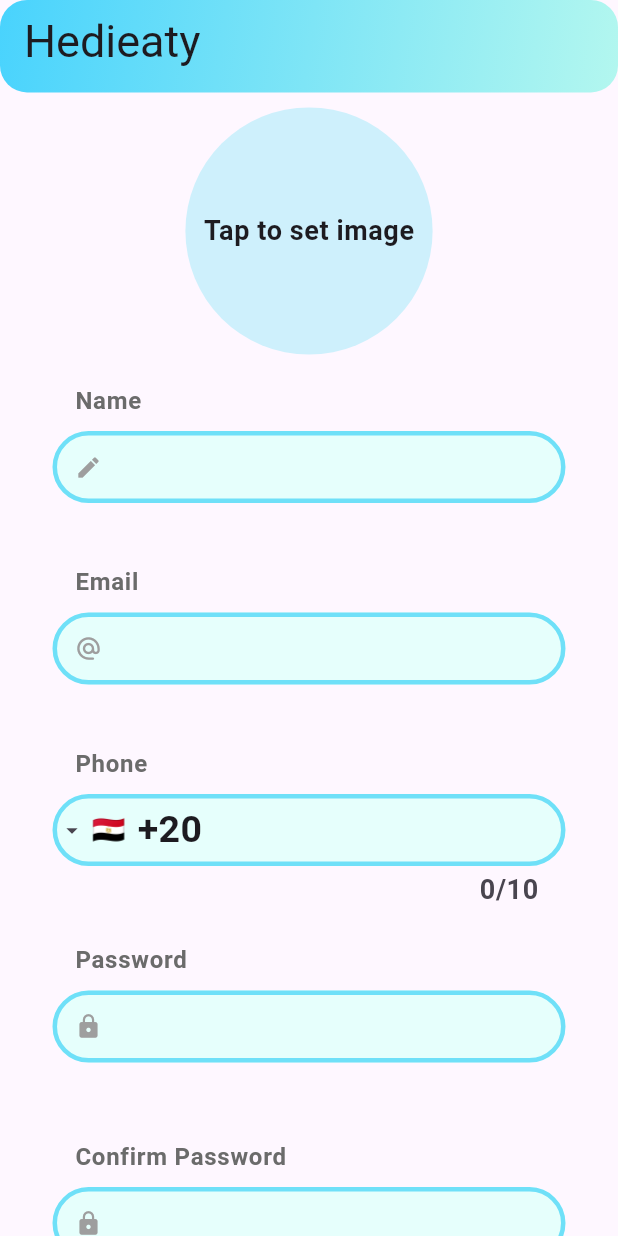
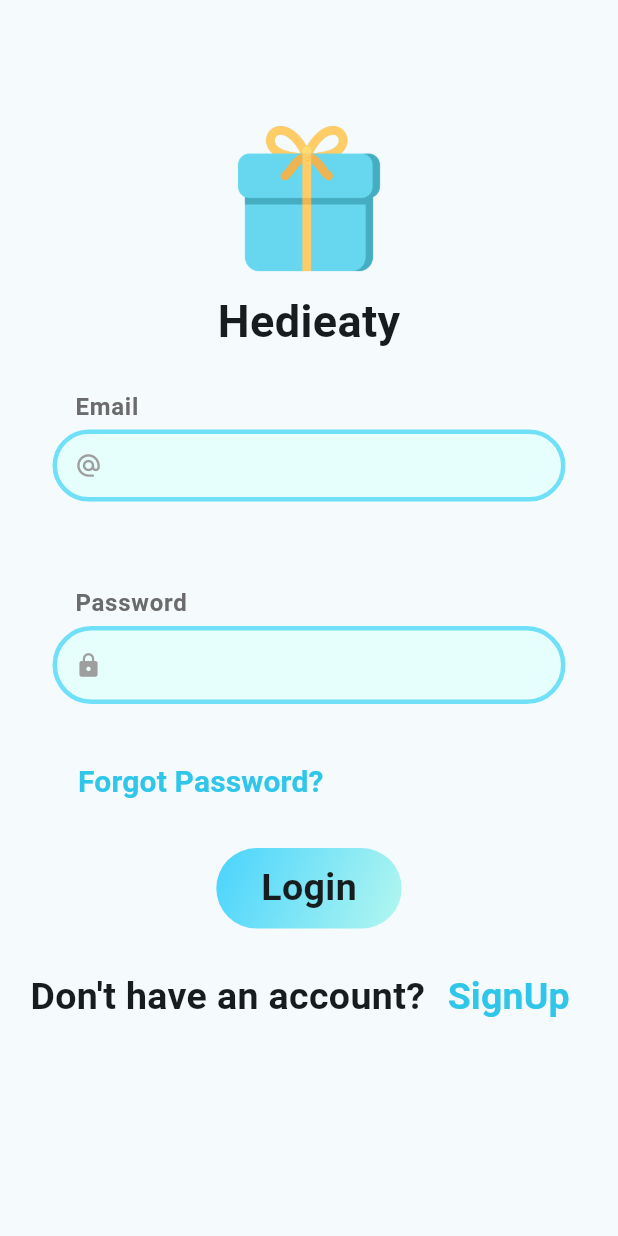
Before and after one commit to SG2505/Hedieaty-Mobile-Project, a Flutter app: the screen it shows after launch, on a phone screen of 412 x 824 dp. Run offline on Flutter 3.47's test engine with Material 3 defaults, Android fonts, the phone set to English and light mode, and no system bars; drawn by our look-alikes of intl_phone_field; our stand-ins replace cloud_firestore, firebase_auth, firebase_core, flutter_screenutil, flutter_snake_navigationbar, go_router and 1 more; accounts and stored records are empty; Roboto replaces fonts that are missing (League Spartan, LeckerliOne).

Commit message:
finished handling login, fixed some bugs in router, improved ui

```diff
--- a/lib/Config/router.dart
+++ b/lib/Config/router.dart
@@ -6,6 +6,8 @@ import 'package:hedieaty/View/FriendGiftList/FriendGiftList.dart';
 import 'package:hedieaty/View/FriendPage/FriendEvents.dart';
 import 'package:hedieaty/View/GiftDetails/GiftDetailsScreen.dart';
 import 'package:hedieaty/View/GiftList/GiftListScreen.dart';
+import 'package:hedieaty/View/HomeScreen/HomeScreen.dart';
+import 'package:hedieaty/View/Login/LoginScreen.dart';
 import 'package:hedieaty/View/MyEvents/MyEventsScreen.dart';
 import 'package:hedieaty/View/MyPledgedGifts/MyPledgedGiftsScreen.dart';
 import 'package:hedieaty/View/Profile/MyProfileScreen.dart';
@@ -13,85 +15,99 @@ import 'package:hedieaty/View/SignUp/SignUpScreen.dart';
 
 class RouterClass {
   static final GoRouter router = GoRouter(
+    initialLocation: '/LoginScreen',
     routes: <RouteBase>[
-      // Home
+      // Login Screen Route (Root level)
+      GoRoute(
+        path: '/LoginScreen',
+        name: 'login',
+        builder: (BuildContext context, GoRouterState state) {
+          return const Loginscreen();
+        },
+      ),
+
+      // Home Screen Route (Root level)
       GoRoute(
         path: '/',
+        name: 'home',
+        builder: (BuildContext context, GoRouterState state) {
+          return const Homescreen();
+        },
+        routes: [
+          // Nested routes under Home
+          GoRoute(
+            path: 'MyEvents',
+            name: 'myEvents',
+            builder: (BuildContext context, GoRouterState state) {
+              return const MyEventsScreen();
+            },
+          ),
+          GoRoute(
+            path: 'EventDetails',
+            name: 'eventDetails',
+            builder: (BuildContext context, GoRouterState state) {
+              return const EventDetails();
+            },
+          ),
+          GoRoute(
+            path: 'GiftList',
+            name: 'giftList',
+            builder: (BuildContext context, GoRouterState state) {
+              return const Giftlistscreen();
+            },
+          ),
+          GoRoute(
+            path: 'GiftDetails',
+            name: 'giftDetails',
+            builder: (BuildContext context, GoRouterState state) {
+              return const GiftDetailsScreen();
+            },
+          ),
+          GoRoute(
+            path: 'EditInfo',
+            name: 'editInfo',
+            builder: (BuildContext context, GoRouterState state) {
+              return const EditInfoScreen();
+            },
+          ),
+          GoRoute(
+            path: 'MyProfile',
+            name: 'myProfile',
+            builder: (BuildContext context, GoRouterState state) {
+              return const MyProfileScreen();
+            },
+          ),
+          GoRoute(
+            path: 'MyPledgedGifts',
+            name: 'myPledgedGifts',
+            builder: (BuildContext context, GoRouterState state) {
+              return const MyPledgedGiftsScreen();
+            },
+          ),
+          GoRoute(
+            path: 'FriendGiftList',
+            name: 'friendGiftList',
+            builder: (BuildContext context, GoRouterState state) {
+              return const FriendGiftListScreen();
+            },
+          ),
+          GoRoute(
+            path: 'FriendEvents',
+            name: 'friendEvents',
+            builder: (BuildContext context, GoRouterState state) {
+              return const FriendEventsScreen();
+            },
+          ),
+        ],
+      ),
+
+      // Sign Up Route (Root level)
+      GoRoute(
+        path: '/SignUpScreen',
+        name: 'signup',
         builder: (BuildContext context, GoRouterState state) {
           return const SignUpScreen();
         },
-        routes: <RouteBase>[
-          GoRoute(
-            path: 'SignUpScreen',
-            builder: (BuildContext context, GoRouterState state) {
-              return const SignUpScreen();
-            },
-            routes: <RouteBase>[],
-          ),
-          GoRoute(
-            path: 'MyEvents',
-            builder: (BuildContext context, GoRouterState state) {
-              return const MyEventsScreen();
-            },
-            routes: <RouteBase>[],
-          ),
-          GoRoute(
-            path: 'EventDetails',
-            builder: (BuildContext context, GoRouterState state) {
-              return const EventDetails();
-            },
-            routes: <RouteBase>[],
-          ),
-          GoRoute(
-            path: 'GiftList',
-            builder: (BuildContext context, GoRouterState state) {
-              return const Giftlistscreen();
-            },
-            routes: <RouteBase>[],
-          ),
-          GoRoute(
-            path: 'GiftDetails',
-            builder: (BuildContext context, GoRouterState state) {
-              return const GiftDetailsScreen();
-            },
-            routes: [],
-          ),
-          GoRoute(
-            path: 'EditInfo',
-            builder: (BuildContext context, GoRouterState state) {
-              return const EditInfoScreen();
-            },
-            routes: [],
-          ),
-          GoRoute(
-            path: 'MyProfile',
-            builder: (BuildContext context, GoRouterState state) {
-              return const MyProfileScreen();
-            },
-            routes: [],
-          ),
-          GoRoute(
-            path: 'MyPledgedGifts',
-            builder: (BuildContext context, GoRouterState state) {
-              return const MyPledgedGiftsScreen();
-            },
-            routes: [],
-          ),
-          GoRoute(
-            path: 'FriendGiftList',
-            builder: (BuildContext context, GoRouterState state) {
-              return const FriendGiftListScreen();
-            },
-            routes: [],
-          ),
-          GoRoute(
-            path: 'FriendEvents',
-            builder: (BuildContext context, GoRouterState state) {
-              return const FriendEventsScreen();
-            },
-            routes: [],
-          ),
-        ],
       ),
     ],
   );
--- a/lib/Config/theme.dart
+++ b/lib/Config/theme.dart
@@ -6,6 +6,7 @@ class ThemeClass {
   static Color yellowThemeColor = Color.fromRGBO(244, 237, 193, 1);
 
   static ThemeData theme = ThemeData(
+    colorScheme: ColorScheme.fromSeed(seedColor: blueThemeColor),
     textTheme: TextTheme(
       headlineLarge: TextStyle(
         fontSize: 30,
@@ -41,7 +42,7 @@ class ThemeClass {
     return InputDecoration(
       prefixIcon: prefixIcon,
       suffix: suffixWidget,
-      contentPadding: EdgeInsets.symmetric(vertical: 0, horizontal: 14),
+      contentPadding: EdgeInsets.symmetric(vertical: 2, horizontal: 14),
       filled: true,
       fillColor: Color.fromRGBO(230, 255, 252, 1),
       isDense: true,
@@ -70,7 +71,7 @@ class ThemeClass {
 
   static InputDecorationTheme dropdownMenuDecoration() {
     return InputDecorationTheme(
-        contentPadding: EdgeInsets.symmetric(vertical: 05, horizontal: 14),
+        contentPadding: EdgeInsets.symmetric(vertical: 5, horizontal: 14),
         filled: true,
         fillColor: Color.fromRGBO(230, 255, 252, 1),
         enabledBorder: OutlineInputBorder(
--- a/lib/Controller/UserController.dart
+++ b/lib/Controller/UserController.dart
@@ -2,6 +2,7 @@ import 'package:firebase_auth/firebase_auth.dart';
 import 'package:hedieaty/Model/AppUser.dart';
 import 'package:hedieaty/Services/AuthService.dart';
 import 'package:hedieaty/Services/FirebaseUserService.dart';
+import 'package:hedieaty/main.dart';
 
 class UserController {
   static final Authservice _authservice = Authservice();
@@ -37,4 +38,20 @@ class UserController {
       return 'An unknown error occurred during sign-up.';
     }
   }
+
+  static Future<dynamic> handleLogin({
+    required String email,
+    required String password,
+  }) async {
+    var result = await _authservice.signIn(email: email, password: password);
+
+    if (result is User) {
+      var userData = await _firebaseUserService.fetchUser(result.uid);
+      currentUser = AppUser.fromJson(userData!);
+      return true;
+    } else {
+      // Failure: Return the error message
+      return result;
+    }
+  }
 }
--- a/lib/Services/AuthService.dart
+++ b/lib/Services/AuthService.dart
@@ -41,8 +41,10 @@ class Authservice {
         return 'This user is not registered.';
       } else if (e.code == 'wrong-password') {
         return 'The password is incorrect.';
+      } else if (e.code == "invalid-email") {
+        return "wrong email format";
       } else {
-        return 'An unknown error occurred. Please try again.';
+        return 'Unknown error occurred. Please try again.';
       }
     } catch (e) {
       return 'An unexpected error occurred: $e';
--- a/lib/View/HomeScreen/FriendTile.dart
+++ b/lib/View/HomeScreen/FriendTile.dart
@@ -18,7 +18,7 @@ class Friendtile extends StatelessWidget {
     return Padding(
       padding: const EdgeInsets.fromLTRB(15.0, 8, 15, 8),
       child: ListTile(
-        onTap: () => context.push('/FriendEvents'),
+        onTap: () => context.pushNamed('friendEvents'),
         shape: RoundedRectangleBorder(borderRadius: BorderRadius.circular(20)),
         tileColor: Color.fromRGBO(206, 240, 252, 1),
         leading: CircleAvatar(
--- a/lib/View/HomeScreen/HomeScreen.dart
+++ b/lib/View/HomeScreen/HomeScreen.dart
@@ -2,6 +2,7 @@ import 'package:flutter/material.dart';
 import 'package:hedieaty/View/Widgets/AppBar.dart';
 import 'package:hedieaty/View/HomeScreen/FriendTile.dart';
 import 'package:hedieaty/View/Widgets/CustomBottomNavigationBar.dart';
+import 'package:hedieaty/main.dart';
 
 class Homescreen extends StatefulWidget {
   const Homescreen({super.key});
@@ -45,6 +46,7 @@ class _HomescreenState extends State<Homescreen> {
             setState(() {
               currentIndex = index;
             });
+            currentIndex = 0;
           },
         ),
         body: SingleChildScrollView(
@@ -59,7 +61,7 @@ class _HomescreenState extends State<Homescreen> {
                 children: [
                   Text(
                     //replace with user name
-                    'Hello, Salah',
+                    'Hello, ${currentUser.name}',
                     style: TextStyle(
                       fontSize: 35,
                       fontFamily: 'League Spartan',
--- /dev/null
+++ b/lib/View/Login/LoginScreen.dart
@@ -0,0 +1,185 @@
+import 'package:flutter/material.dart';
+import 'package:flutter_screenutil/flutter_screenutil.dart';
+import 'package:go_router/go_router.dart';
+import 'package:hedieaty/Config/theme.dart';
+import 'package:hedieaty/Controller/UserController.dart';
+import 'package:hedieaty/View/Widgets/GradientButton.dart';
+import 'package:hedieaty/View/Widgets/TextFieldLabel.dart';
+import 'package:toastification/toastification.dart';
+
+class Loginscreen extends StatefulWidget {
+  const Loginscreen({super.key});
+
+  @override
+  State<Loginscreen> createState() => _LoginscreenState();
+}
+
+class _LoginscreenState extends State<Loginscreen> {
+  TextEditingController emailController = TextEditingController();
+  TextEditingController passwordController = TextEditingController();
+  bool isPasswordHidden = true;
+
+  final loginFormKey = GlobalKey<FormState>();
+  static const sizedBox = SizedBox(
+    height: 20,
+  );
+
+  @override
+  Widget build(BuildContext context) {
+    return Scaffold(
+      body: SingleChildScrollView(
+        child: Form(
+          key: loginFormKey,
+          child: Column(
+            crossAxisAlignment: CrossAxisAlignment.center,
+            mainAxisAlignment: MainAxisAlignment.center,
+            children: [
+              SizedBox(
+                height: 0.1.sh,
+              ),
+              Image.asset(
+                "assets/icons/LoginScreenIcons/gift.png",
+                width: 100,
+                height: 100,
+              ),
+              const SizedBox(
+                height: 10,
+              ),
+              Text(
+                "Hedieaty",
+                style: ThemeClass.theme.textTheme.headlineLarge,
+              ),
+              sizedBox,
+              TextFieldLable(text: "Email"),
+              SizedBox(
+                width: 0.83.sw,
+                height: 80,
+                child: TextFormField(
+                  style: ThemeClass.theme.textTheme.bodyMedium,
+                  controller: emailController,
+                  decoration: ThemeClass.textFormFieldDecoration(
+                      prefixIcon: Icon(
+                    Icons.alternate_email_rounded,
+                    color: Colors.grey,
+                  )),
+                  validator: (value) {
+                    if (value == null || value.isEmpty) {
+                      return "Email can't be empty";
+                    }
+                    // Regular expression for validating email format
+                    else if (!RegExp(
+                            r"^[a-zA-Z0-9._%+-]+@[a-zA-Z0-9.-]+\.[a-zA-Z]{2,}$")
+                        .hasMatch(value)) {
+                      return "Enter a valid email address";
+                    }
+                    return null;
+                  },
+                ),
+              ),
+              sizedBox,
+              TextFieldLable(text: 'Password'),
+              SizedBox(
+                width: 0.83.sw,
+                height: 80,
+                child: TextFormField(
+                  style: ThemeClass.theme.textTheme.bodyMedium,
+                  controller: passwordController,
+                  obscureText: isPasswordHidden,
+                  decoration: ThemeClass.textFormFieldDecoration(
+                    prefixIcon: Icon(
+                      Icons.lock,
+                      color: Colors.grey,
+                    ),
+                    suffixWidget: IconButton(
+                      icon: Icon(
+                        isPasswordHidden
+                            ? Icons.visibility_off
+                            : Icons.visibility,
+                        color: Colors.grey,
+                      ),
+                      onPressed: () {
+                        setState(() {
+                          isPasswordHidden = !isPasswordHidden;
+                        });
+                      },
+                    ),
+                  ),
+                  validator: (value) {
+                    if (value == null || value.isEmpty) {
+                      return "Password can't be empty";
+                    }
+                    return null; // Validation passed
+                  },
+                ),
+              ),
+              // const SizedBox(
+              //   height: 5,
+              // ),
+              Padding(
+                padding: EdgeInsets.only(left: 40),
+                child: Align(
+                  alignment: Alignment.centerLeft,
+                  child: TextButton(
+                      onPressed: () {},
+                      child: Text(
+                        "Forgot Password?",
+                        style: TextStyle(
+                            fontSize: 20,
+                            fontFamily: 'League Spartan',
+                            fontWeight: FontWeight.bold,
+                            color: Color.fromRGBO(47, 198, 234, 1)),
+                      )),
+                ),
+              ),
+              sizedBox,
+              GradientButton(
+                  label: "Login",
+                  onPressed: () async {
+                    if (loginFormKey.currentState!.validate()) {
+                      var result = await UserController.handleLogin(
+                          email: emailController.text.trim(),
+                          password: passwordController.text);
+                      // handleLogin returns bool which is true only if success
+                      if (result == true) {
+                        context.goNamed('home');
+                      } else {
+                        toastification.show(
+                            alignment: Alignment.topCenter,
+                            autoCloseDuration: const Duration(seconds: 5),
+                            context: context,
+                            title: Text(result));
+                      }
+                    }
+                  },
+                  width: 0.3.sw,
+                  height: 0.065.sh),
+              sizedBox,
+              Row(
+                mainAxisAlignment: MainAxisAlignment.center,
+                children: [
+                  Text("Don't have an account?"),
+                  const SizedBox(
+                    width: 3,
+                  ),
+                  TextButton(
+                      onPressed: () {
+                        context.push("/SignUpScreen");
+                      },
+                      child: Text(
+                        "SignUp",
+                        style: TextStyle(
+                            fontSize: 25,
+                            fontFamily: 'League Spartan',
+                            fontWeight: FontWeight.bold,
+                            color: Color.fromRGBO(47, 198, 234, 1)),
+                      ))
+                ],
+              ),
+              sizedBox
+            ],
+          ),
+        ),
+      ),
+    );
+  }
+}
--- a/lib/View/SignUp/SignUpScreen.dart
+++ b/lib/View/SignUp/SignUpScreen.dart
@@ -4,6 +4,7 @@ import 'package:hedieaty/Config/theme.dart';
 import 'package:hedieaty/Controller/UserController.dart';
 import 'package:hedieaty/View/Widgets/AppBar.dart';
 import 'package:hedieaty/View/Widgets/GradientButton.dart';
+import 'package:hedieaty/View/Widgets/TextFieldLabel.dart';
 import 'package:intl_phone_field/intl_phone_field.dart';
 
 class SignUpScreen extends StatefulWidget {
@@ -32,7 +33,7 @@ class _SignUpScreenState extends State<SignUpScreen> {
   Widget build(BuildContext context) {
     return Scaffold(
       appBar: CustomAppBar(
-          appBarActions: [], title: 'Hedieaty', isTherebackButton: false),
+          appBarActions: [], title: 'Hedieaty', isTherebackButton: true),
       body: SingleChildScrollView(
         child: Form(
             key: signUpDetailsFormKey,
@@ -60,7 +61,7 @@ class _SignUpScreenState extends State<SignUpScreen> {
                 ),
                 sizedBox,
                 /////////////name form field////////////
-                textFieldLabel('Name'),
+                TextFieldLable(text: 'Name'),
                 SizedBox(
                   width: 0.83.sw,
                   height: 80,
@@ -82,7 +83,7 @@ class _SignUpScreenState extends State<SignUpScreen> {
                   ),
                 ),
                 ////////////email form field////////////
-                textFieldLabel('Email'),
+                TextFieldLable(text: 'Email'),
                 SizedBox(
                   width: 0.83.sw,
                   height: 80,
@@ -110,7 +111,7 @@ class _SignUpScreenState extends State<SignUpScreen> {
                 ),
 
                 ////////////Phone form field////////////
-                textFieldLabel('Phone'),
+                TextFieldLable(text: 'Phone'),
                 SizedBox(
                   width: 0.83.sw,
                   height: 80,
@@ -126,7 +127,7 @@ class _SignUpScreenState extends State<SignUpScreen> {
                 ),
                 sizedBox,
                 ////////////////password form field////////////
-                textFieldLabel('Password'),
+                TextFieldLable(text: 'Password'),
                 SizedBox(
                   width: 0.83.sw,
                   height: 80,
@@ -167,7 +168,7 @@ class _SignUpScreenState extends State<SignUpScreen> {
                   ),
                 ),
                 sizedBox,
-                textFieldLabel('Confirm Password'),
+                TextFieldLable(text: 'Confirm Password'),
                 SizedBox(
                   width: 0.83.sw,
                   height: 80,
@@ -231,17 +232,4 @@ class _SignUpScreenState extends State<SignUpScreen> {
       ),
     );
   }
-
-  Widget textFieldLabel(String text) {
-    return Container(
-      margin: EdgeInsets.only(left: 50, bottom: 10, top: 10),
-      child: Align(
-        alignment: Alignment.centerLeft,
-        child: Text(
-          text,
-          style: Theme.of(context).textTheme.labelMedium,
-        ),
-      ),
-    );
-  }
 }
--- a/lib/View/Widgets/CustomBottomNavigationBar.dart
+++ b/lib/View/Widgets/CustomBottomNavigationBar.dart
@@ -48,13 +48,13 @@ class CustomBottomNavigationBar extends StatelessWidget {
             context.go('/'); // Navigate to home
             break;
           case 1:
-            context.push('/MyEvents'); // Navigate to events
+            context.pushNamed('myEvents'); // Navigate to events
             break;
           case 2:
-            context.push('/MyProfile'); // Navigate to profile
+            context.pushNamed('myProfile'); // Navigate to profile
             break;
           case 3:
-            context.push('/settings'); // Navigate to settings
+            context.pushNamed('/settings'); // Navigate to settings
             break;
           default:
             break;
--- a/lib/View/Widgets/GradientButton.dart
+++ b/lib/View/Widgets/GradientButton.dart
@@ -17,7 +17,7 @@ class GradientButton extends StatelessWidget {
   @override
   Widget build(BuildContext context) {
     return InkWell(
-      borderRadius: BorderRadius.circular(25),
+      borderRadius: BorderRadius.circular(30),
       child: Ink(
         width: width,
         height: height,
@@ -30,7 +30,7 @@ class GradientButton extends StatelessWidget {
             begin: Alignment.topLeft,
             end: Alignment.bottomRight,
           ),
-          borderRadius: BorderRadius.circular(25),
+          borderRadius: BorderRadius.circular(30),
         ),
         child: Center(
           child: Text(
--- /dev/null
+++ b/lib/View/Widgets/TextFieldLabel.dart
@@ -0,0 +1,20 @@
+import 'package:flutter/material.dart';
+
+class TextFieldLable extends StatelessWidget {
+  final String text;
+  const TextFieldLable({required this.text, super.key});
+
+  @override
+  Widget build(BuildContext context) {
+    return Container(
+      margin: EdgeInsets.only(left: 50, bottom: 5, top: 5),
+      child: Align(
+        alignment: Alignment.centerLeft,
+        child: Text(
+          text,
+          style: Theme.of(context).textTheme.labelMedium,
+        ),
+      ),
+    );
+  }
+}
--- a/lib/main.dart
+++ b/lib/main.dart
@@ -3,11 +3,13 @@ import 'package:flutter/material.dart';
 import 'package:flutter_screenutil/flutter_screenutil.dart';
 import 'package:hedieaty/Config/router.dart';
 import 'package:hedieaty/Config/theme.dart';
+import 'package:hedieaty/Model/AppUser.dart';
 
+late AppUser currentUser;
 void main() async {
   WidgetsFlutterBinding.ensureInitialized();
   await Firebase.initializeApp();
-  runApp(const MyApp());
+  runApp(MyApp());
 }
 
 class MyApp extends StatelessWidget {
--- a/pubspec.yaml
+++ b/pubspec.yaml
@@ -35,7 +35,6 @@ dependencies:
   # The following adds the Cupertino Icons font to your application.
   # Use with the CupertinoIcons class for iOS style icons.
   cupertino_icons: ^1.0.8
-  riverpod: ^2.6.1
   flutter_snake_navigationbar: ^0.6.1
   go_router: ^14.3.0
   flutter_screenutil: ^5.9.3
@@ -43,6 +42,7 @@ dependencies:
   firebase_core: ^3.8.0
   firebase_auth: ^5.3.3
   intl_phone_field: ^3.2.0
+  toastification: ^2.3.0
 
 
 
@@ -70,6 +70,7 @@ flutter:
 
   # To add assets to your application, add an assets section, like this:
   assets:
+    - assets/icons/LoginScreenIcons/
     - assets/icons/HomeScreenIcons/
     - assets/icons/EventScreenIcons/
     - assets/icons/EventDetailsIcons/
```
Also changed, not shown: lib/Services/FirebaseUserService.dart (+22 -1 lines), lib/View/EditInfo/EditInfoScreen.dart (+45 -34 lines), assets/icons/LoginScreenIcons/gift.png (added), pubspec.lock.
